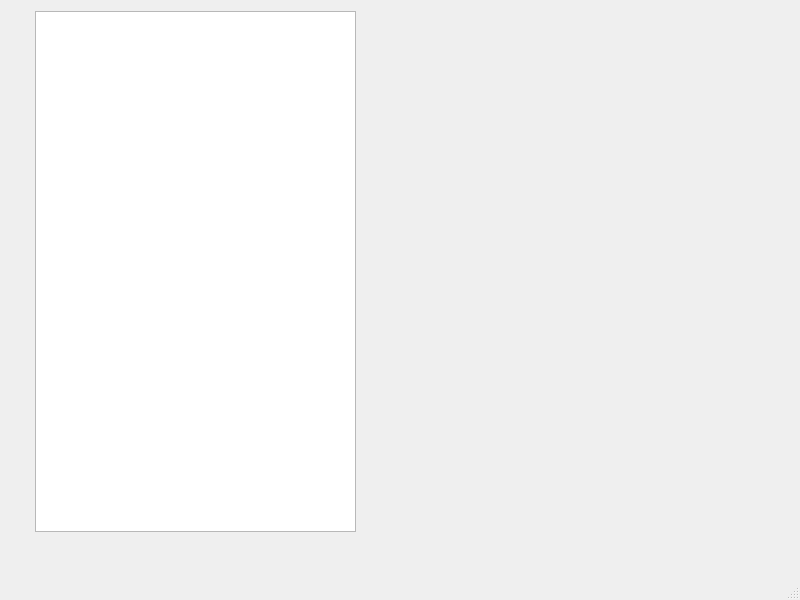
waltermas-gitter/infomesas-gui, file clientes.ui: the form before one commit.
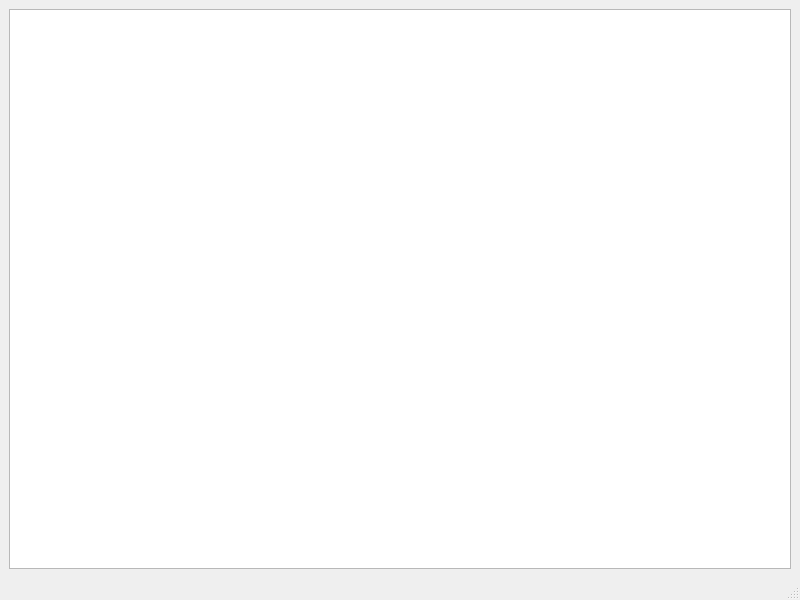
The form after the commit.

```diff
--- a/clientes.ui
+++ b/clientes.ui
@@ -14,15 +14,9 @@
    <string>Clientes</string>
   </property>
   <widget class="QWidget" name="centralwidget">
+   <layout class="QGridLayout" name="gridLayout">
+    <item row="0" column="0">
    <widget class="QTableWidget" name="clientesTableWidget">
-    <property name="geometry">
-     <rect>
-      <x>35</x>
-      <y>11</y>
-      <width>321</width>
-      <height>521</height>
-     </rect>
-    </property>
     <property name="editTriggers">
      <set>QAbstractItemView::NoEditTriggers</set>
     </property>
@@ -45,6 +39,8 @@
      <bool>false</bool>
     </attribute>
    </widget>
+    </item>
+   </layout>
   </widget>
   <widget class="QMenuBar" name="menubar">
    <property name="geometry">
```
Lines whose indentation alone changed are shown as unchanged.
